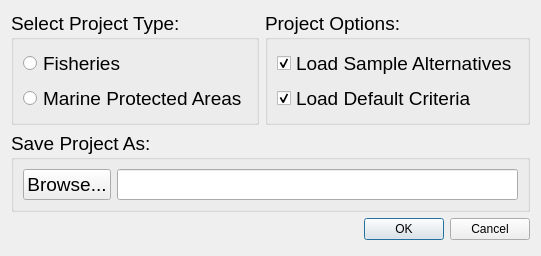
This is src/gui/create_project.ui in Ecotrust/delphos as Qt 5 draws it before an edit. The edited form follows.
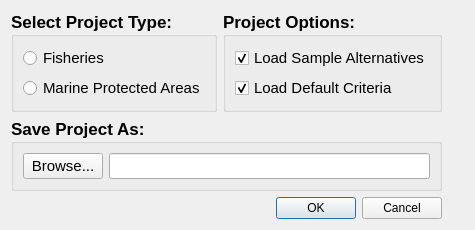
This is the edited form.

What changed in the file:
```diff
--- a/src/gui/create_project.ui
+++ b/src/gui/create_project.ui
@@ -6,7 +6,7 @@
     <x>0</x>
     <y>0</y>
     <width>475</width>
-    <height>256</height>
+    <height>226</height>
    </rect>
   </property>
   <property name="windowTitle" >
@@ -25,7 +25,10 @@
             <widget class="QGroupBox" name="groupBox_2" >
              <property name="font" >
               <font>
-               <pointsize>14</pointsize>
+               <family>Arial</family>
+               <pointsize>13</pointsize>
+               <weight>75</weight>
+               <bold>true</bold>
               </font>
              </property>
              <property name="title" >
@@ -34,6 +37,13 @@
              <layout class="QVBoxLayout" >
               <item>
                <widget class="QRadioButton" name="fisheries_type_button" >
+                <property name="font" >
+                 <font>
+                  <pointsize>11</pointsize>
+                  <weight>50</weight>
+                  <bold>false</bold>
+                 </font>
+                </property>
                 <property name="text" >
                  <string>Fisheries</string>
                 </property>
@@ -41,6 +51,13 @@
               </item>
               <item>
                <widget class="QRadioButton" name="mpa_type_button" >
+                <property name="font" >
+                 <font>
+                  <pointsize>11</pointsize>
+                  <weight>50</weight>
+                  <bold>false</bold>
+                 </font>
+                </property>
                 <property name="text" >
                  <string>Marine Protected Areas</string>
                 </property>
@@ -53,7 +70,10 @@
             <widget class="QGroupBox" name="groupBox_3" >
              <property name="font" >
               <font>
-               <pointsize>14</pointsize>
+               <family>Arial</family>
+               <pointsize>13</pointsize>
+               <weight>75</weight>
+               <bold>true</bold>
               </font>
              </property>
              <property name="title" >
@@ -62,6 +82,13 @@
              <layout class="QVBoxLayout" >
               <item>
                <widget class="QCheckBox" name="default_altern_check" >
+                <property name="font" >
+                 <font>
+                  <pointsize>11</pointsize>
+                  <weight>50</weight>
+                  <bold>false</bold>
+                 </font>
+                </property>
                 <property name="text" >
                  <string>Load Sample Alternatives</string>
                 </property>
@@ -72,6 +99,13 @@
               </item>
               <item>
                <widget class="QCheckBox" name="default_crit_check" >
+                <property name="font" >
+                 <font>
+                  <pointsize>11</pointsize>
+                  <weight>50</weight>
+                  <bold>false</bold>
+                 </font>
+                </property>
                 <property name="text" >
                  <string>Load Default Criteria</string>
                 </property>
@@ -89,7 +123,10 @@
           <widget class="QGroupBox" name="groupBox_4" >
            <property name="font" >
             <font>
-             <pointsize>14</pointsize>
+             <family>Arial</family>
+             <pointsize>13</pointsize>
+             <weight>75</weight>
+             <bold>true</bold>
             </font>
            </property>
            <property name="title" >
@@ -98,6 +135,13 @@
            <layout class="QHBoxLayout" >
             <item>
              <widget class="QPushButton" name="project_browse_button" >
+              <property name="font" >
+               <font>
+                <pointsize>11</pointsize>
+                <weight>50</weight>
+                <bold>false</bold>
+               </font>
+              </property>
               <property name="text" >
                <string>Browse...</string>
               </property>
@@ -105,6 +149,16 @@
             </item>
             <item>
              <widget class="QLineEdit" name="project_path_edit" >
+              <property name="font" >
+               <font>
+                <pointsize>11</pointsize>
+                <weight>50</weight>
+                <bold>false</bold>
+               </font>
+              </property>
+              <property name="text" >
+               <string/>
+              </property>
               <property name="readOnly" >
                <bool>true</bool>
               </property>
```
